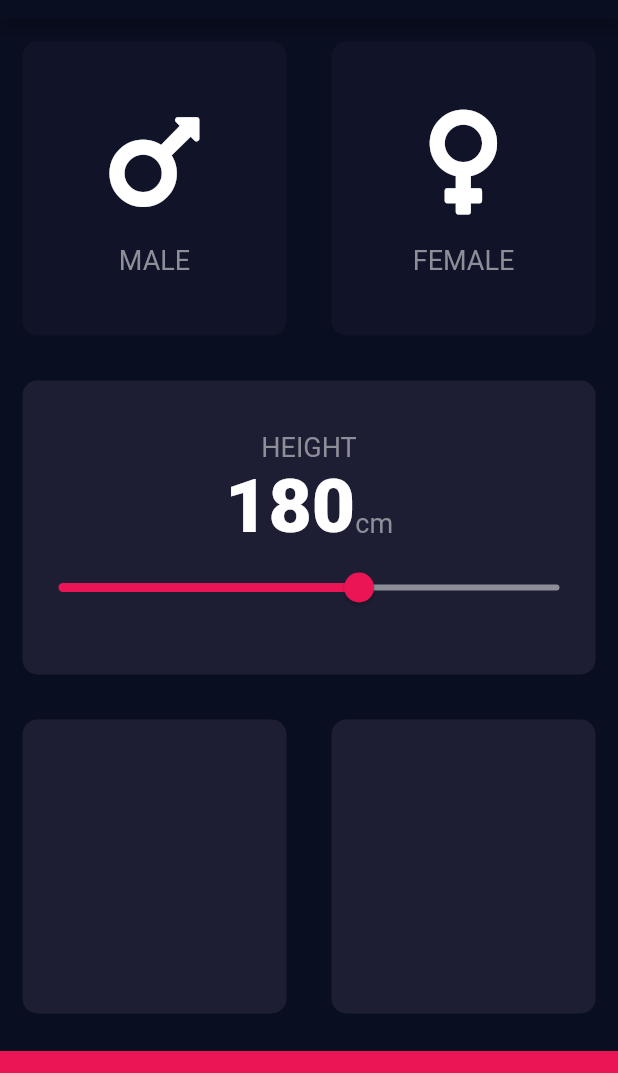
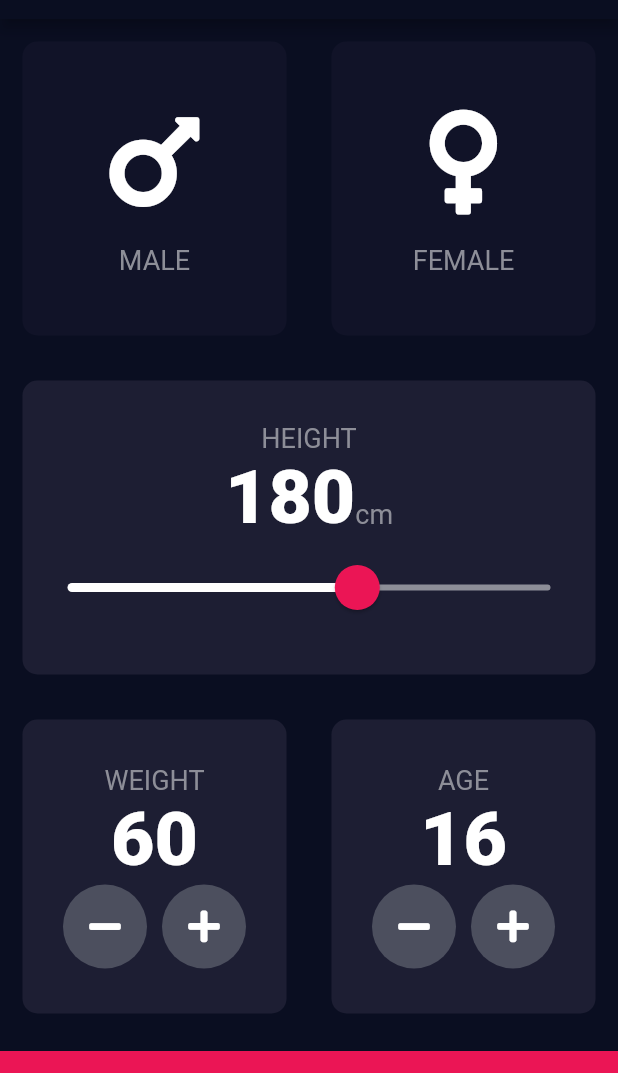
Before and after one commit to tastethedream/flutter-development-bootcamp, a Flutter app: the screen it shows after launch, on a phone screen of 412 x 824 dp, the part 65-1138 px from its top. Run offline on Flutter 3.47's test engine with Material 2 defaults, Android fonts, the phone set to English and light mode, and no system bars; our stand-ins replace audioplayers, font_awesome_flutter, rflutter_alert.

Commit message:
weight and age cards complete

```diff
--- a/bmi-calculator-flutter/lib/input_page.dart
+++ b/bmi-calculator-flutter/lib/input_page.dart
@@ -18,6 +18,8 @@
 class _InputPageState extends State<InputPage> {
   Gender selectedGender;
   int height = 180;
+  int weight = 60;
+  int age = 16;
 
   @override
   Widget build(BuildContext context) {
@@ -90,17 +92,27 @@
                         ),
                       ],
                     ),
-                    Slider(
+                    SliderTheme(
+                      data: SliderTheme.of(context).copyWith(
+                        inactiveTrackColor: Color(0xff8d8e98),
+                        activeTrackColor: Colors.white,
+                        thumbColor: Color(0xffeb1555),
+                        overlayColor: Color(0x29eb1555),
+                        thumbShape:
+                            RoundSliderThumbShape(enabledThumbRadius: 15.0),
+                        overlayShape:
+                            RoundSliderOverlayShape(overlayRadius: 30.0),
+                      ),
+                      child: Slider(
                           value: height.toDouble(),
                           min: 120.0,
                           max: 220.0,
-                        activeColor: Color(0xffeb1555),
-                        inactiveColor: Color(0xff8d8e98),
                           onChanged: (double newValue) {
                             setState(() {
                               height = newValue.round();
                             });
                           }),
+                    ),
                   ],
                 ),
               ),
@@ -111,11 +123,83 @@
                 Expanded(
                   child: ReusableCard(
                     colour: kActiveCardColour,
+                    cardChild: Column(
+                      mainAxisAlignment: MainAxisAlignment.center,
+                      children: [
+                        Text(
+                          'WEIGHT',
+                          style: kLabelTextStyle,
+                        ),
+                        Text(
+                          weight.toString(),
+                          style: kNumberStyle,
+                        ),
+                        Row(
+                          mainAxisAlignment: MainAxisAlignment.center,
+                          children: [
+                            RoundIconButton(
+                                icon: FontAwesomeIcons.minus,
+                                onPressed: () {
+                                  setState(() {
+                                    weight--;
+                                  });
+                                }),
+                            SizedBox(
+                              width: 10.0,
+                            ),
+                            RoundIconButton(
+                              icon: FontAwesomeIcons.plus,
+                              onPressed: () {
+                                setState(() {
+                                  weight++;
+                                });
+                              },
+                            ),
+                          ],
+                        ),
+                      ],
+                    ),
                   ),
                 ),
                 Expanded(
                   child: ReusableCard(
                     colour: kActiveCardColour,
+                    cardChild: Column(
+                      mainAxisAlignment: MainAxisAlignment.center,
+                      children: [
+                        Text(
+                          'AGE',
+                          style: kLabelTextStyle,
+                        ),
+                        Text(
+                          age.toString(),
+                          style: kNumberStyle,
+                        ),
+                        Row(
+                          mainAxisAlignment: MainAxisAlignment.center,
+                          children: [
+                            RoundIconButton(
+                                icon: FontAwesomeIcons.minus,
+                                onPressed: () {
+                                  setState(() {
+                                    age--;
+                                  });
+                                }),
+                            SizedBox(
+                              width: 10.0,
+                            ),
+                            RoundIconButton(
+                              icon: FontAwesomeIcons.plus,
+                              onPressed: () {
+                                setState(() {
+                                  age++;
+                                });
+                              },
+                            ),
+                          ],
+                        ),
+                      ],
+                    ),
                   ),
                 ),
               ],
@@ -130,3 +214,22 @@
         ));
   }
 }
+
+class RoundIconButton extends StatelessWidget {
+  RoundIconButton({@required this.icon, @required this.onPressed});
+
+  final IconData icon;
+  final Function onPressed;
+
+  @override
+  Widget build(BuildContext context) {
+    return RawMaterialButton(
+      child: Icon(icon),
+      onPressed: onPressed,
+      elevation: 0.0,
+      constraints: BoxConstraints.tightFor(width: 56.0, height: 56.0),
+      shape: CircleBorder(),
+      fillColor: Color(0xff4c4f5e),
+    );
+  }
+}
```
Lines whose indentation alone changed are shown as unchanged.
